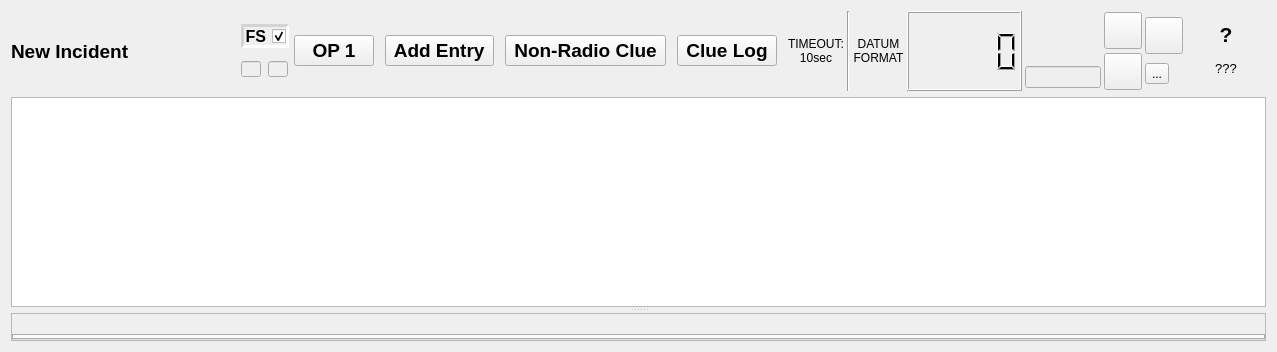
Qt form designer/radiolog.ui (ncssar/radiolog) before a commit.
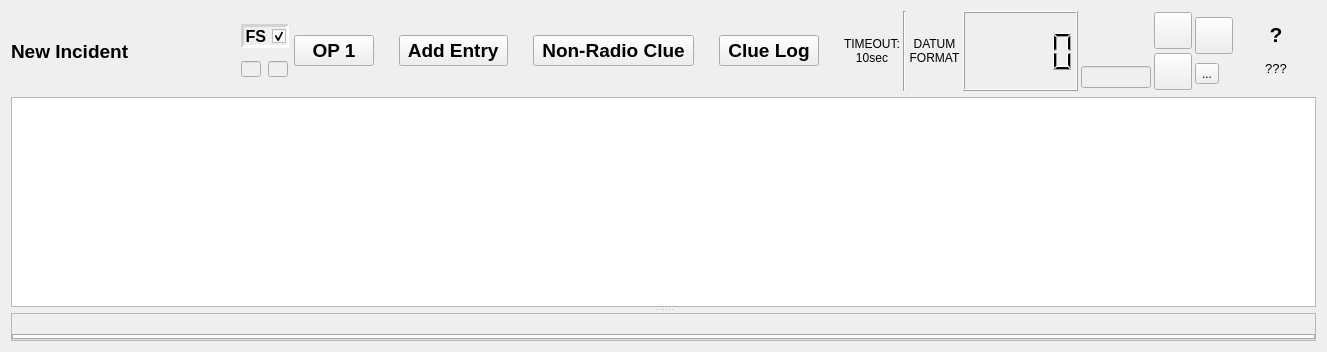
The same form after that commit. Icons and pictures are not drawn. Custom widgets are drawn as their Qt base class.

Commit message: WIP: handle no-connection when getting account data, by preventing type exception in getAccountData, and flagging a disconnect (and triggering auto-retry) if account data is empty; GUI improvements: fix width of caltopoLinkIndicator in main window; add 'open map in web browser' checkbox to options gui; change caltopo feature defaults to on but Caltopo Integration group checkbox to off

The edit to the form file:
```diff
--- a/designer/radiolog.ui
+++ b/designer/radiolog.ui
@@ -6,7 +6,7 @@
    <rect>
     <x>0</x>
     <y>0</y>
-    <width>1277</width>
+    <width>1327</width>
     <height>352</height>
    </rect>
   </property>
@@ -402,7 +402,7 @@
       </widget>
      </item>
      <item>
-      <layout class="QVBoxLayout" name="caltopoLayout" stretch="0,1">
+      <layout class="QVBoxLayout" name="caltopoLayout">
        <item>
         <layout class="QHBoxLayout" name="horizontalLayout_3">
          <item>
@@ -449,9 +449,36 @@
          <property name="enabled">
           <bool>false</bool>
          </property>
+         <property name="sizePolicy">
+          <sizepolicy hsizetype="Fixed" vsizetype="Fixed">
+           <horstretch>0</horstretch>
+           <verstretch>0</verstretch>
+          </sizepolicy>
+         </property>
+         <property name="minimumSize">
+          <size>
+           <width>70</width>
+           <height>0</height>
+          </size>
+         </property>
+         <property name="maximumSize">
+          <size>
+           <width>70</width>
+           <height>16777215</height>
+          </size>
+         </property>
+         <property name="font">
+          <font>
+           <family>Segoe UI</family>
+           <pointsize>9</pointsize>
+          </font>
+         </property>
          <property name="alignment">
           <set>Qt::AlignCenter</set>
          </property>
+         <property name="readOnly">
+          <bool>true</bool>
+         </property>
         </widget>
        </item>
       </layout>
```
The commit also changes 5 other files.
